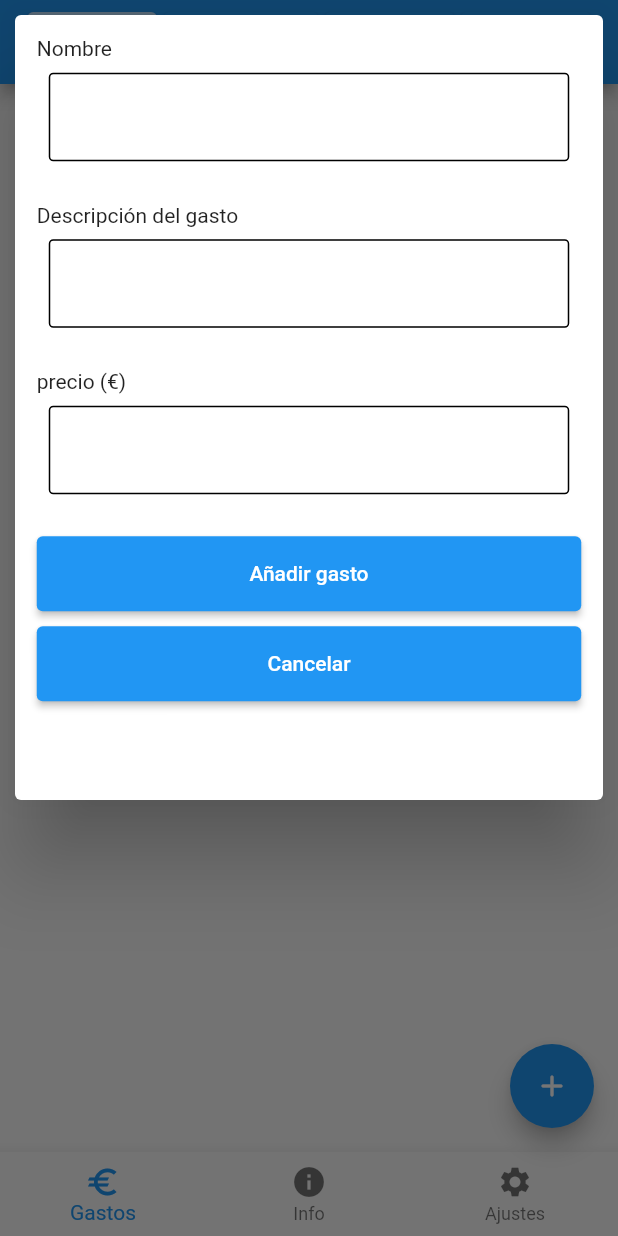
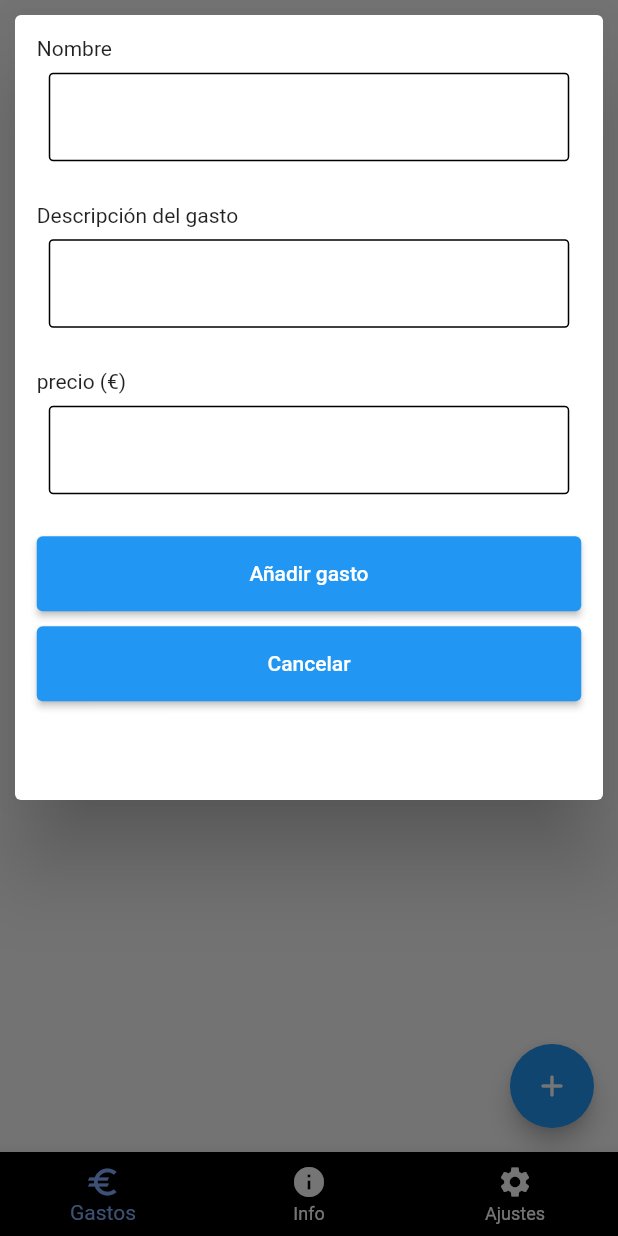
Before and after one commit to raul94a/gastos, a Flutter app: the screen it shows after launch, after a tap on the "add" icon, on a phone screen of 412 x 824 dp. Run offline on Flutter 3.47's test engine with Material 2 defaults, Android fonts, the phone set to English and light mode, and no system bars; our stand-ins replace cloud_firestore, firebase_core, google_fonts, scroll_to_index, shared_preferences, sqflite; accounts and stored records are empty.

Commit message:
Add SliverDateFlexibleAppBar to ExpenseList (refactor needed)

```diff
--- a/lib/presentation/pages/init.dart
+++ b/lib/presentation/pages/init.dart
@@ -1,9 +1,8 @@
 import 'package:flutter/material.dart';
+import 'package:flutter/services.dart';
 import 'package:gastos/presentation/pages/main_page.dart';
 import 'package:gastos/presentation/widgets/dialogs/custom_dialogs.dart';
 import 'package:gastos/presentation/widgets/main/should_abandon.dart';
-import 'package:gastos/presentation/widgets/main/sort_by_date_type.dart';
-import 'package:gastos/providers/expense_provider.dart';
 import 'package:gastos/providers/navigation_provider.dart';
 import 'package:provider/provider.dart';
 
@@ -17,24 +16,27 @@ class Init extends StatelessWidget {
         builder: (ctx) => const ExpenseDialog());
   }
 
+
   @override
   Widget build(BuildContext context) {
+    SystemChrome.setPreferredOrientations([DeviceOrientation.portraitUp]);
+    SystemChrome.setSystemUIOverlayStyle(const SystemUiOverlayStyle().copyWith(
+        statusBarColor: Colors.black, systemNavigationBarColor: Colors.black));
     return ShouldAbandonApp(
       child: Scaffold(
-        appBar: AppBar(
-            //backgroundColor: Colors.white,
-            title: SortDateButtons(
-          expenseState: context.read<ExpenseProvider>(),
-        )),
         floatingActionButton: FloatingActionButton(
           onPressed: () => showExpenseDialog(context),
           child: const Icon(Icons.add_rounded),
         ),
-        body: SafeArea(
-            child: Consumer<NavigationProvider>(
-                builder: (ctx, state, _) => _PageSelector(index: state.page))),
+        body: Consumer<NavigationProvider>(
+            builder: (ctx, state, _) => _PageSelector(index: state.page)),
         bottomNavigationBar: Consumer<NavigationProvider>(
           builder: (ctx, state, _) => BottomNavigationBar(
+            backgroundColor: Colors.black,
+            selectedItemColor: Colors.blueAccent.shade100,
+            unselectedItemColor: Colors.white,
+            unselectedLabelStyle: const TextStyle(color: Colors.white),
+            selectedLabelStyle: TextStyle(color: Colors.blueAccent.shade100),
               currentIndex: state.page,
               onTap: state.goTo,
               items: const [a, b, c]),
--- a/lib/presentation/pages/main_page.dart
+++ b/lib/presentation/pages/main_page.dart
@@ -7,7 +7,6 @@ class MainPage extends StatelessWidget {
 
   @override
   Widget build(BuildContext context) {
-
     return const ExpenseList();
   }
 }
--- a/lib/presentation/widgets/expenses/expenses_list.dart
+++ b/lib/presentation/widgets/expenses/expenses_list.dart
@@ -3,6 +3,7 @@ import 'package:flutter/material.dart';
 import 'package:gastos/presentation/widgets/expenses/expenses_by_date_list.dart';
 import 'package:gastos/presentation/widgets/expenses/main_scroll_notification.dart';
 import 'package:gastos/presentation/widgets/shared/loading.dart';
+import 'package:gastos/presentation/widgets/slivers/sliver_date_flexible_app_bar.dart';
 import 'package:gastos/providers/expense_provider.dart';
 import 'package:gastos/providers/jump_buttons_provider.dart';
 import 'package:gastos/providers/show_expenses_provider.dart';
@@ -75,12 +76,17 @@ class _ExpenseListState extends State<ExpenseList> {
                         onRefresh: () => state.refreshData(),
                         child: ChangeNotifierProvider(
                           create: (ctx) => ShowExpensesProvider(),
-                          child: ListView.builder(
-                              physics: const AlwaysScrollableScrollPhysics(),
-                              controller: scrollController,
-                              itemCount: state.expenses.keys.toList().length,
-                              itemBuilder: (ctx, index) => ExpensesByDateList(
-                                  state: state, index: index)),
+                          child: SliverDateFlexibleAppBar(
+                            controller: scrollController,
+                            child: ListView.builder(
+                              shrinkWrap: true,
+                              primary: false,
+                                physics: const NeverScrollableScrollPhysics(),
+                                //controller: scrollController,
+                                itemCount: state.expenses.keys.toList().length,
+                                itemBuilder: (ctx, index) => ExpensesByDateList(
+                                    state: state, index: index)),
+                          ),
                         ),
                       ),
                     ),
--- a/lib/presentation/widgets/main/sort_by_date_type.dart
+++ b/lib/presentation/widgets/main/sort_by_date_type.dart
@@ -21,6 +21,7 @@ class SortDateButtons extends StatelessWidget with MaterialStatePropertyMixin {
     final state = context.watch<ExpenseProvider>();
     return Row(
       mainAxisAlignment: MainAxisAlignment.spaceAround,
+      crossAxisAlignment: CrossAxisAlignment.end,
       children: [
         ElevatedButton(
             style: ButtonStyle(
```
